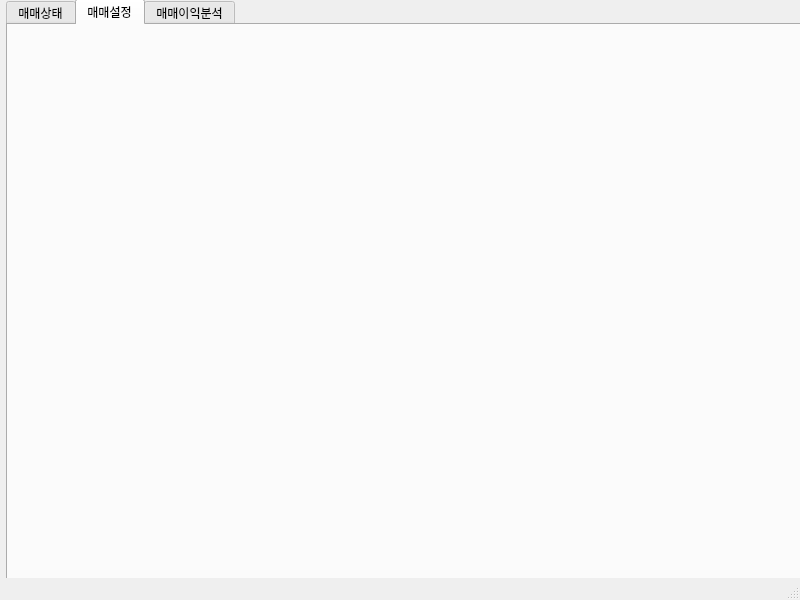
Qt form ui/mainWin.ui (ywydpapa/coinPondLocal) before a commit.
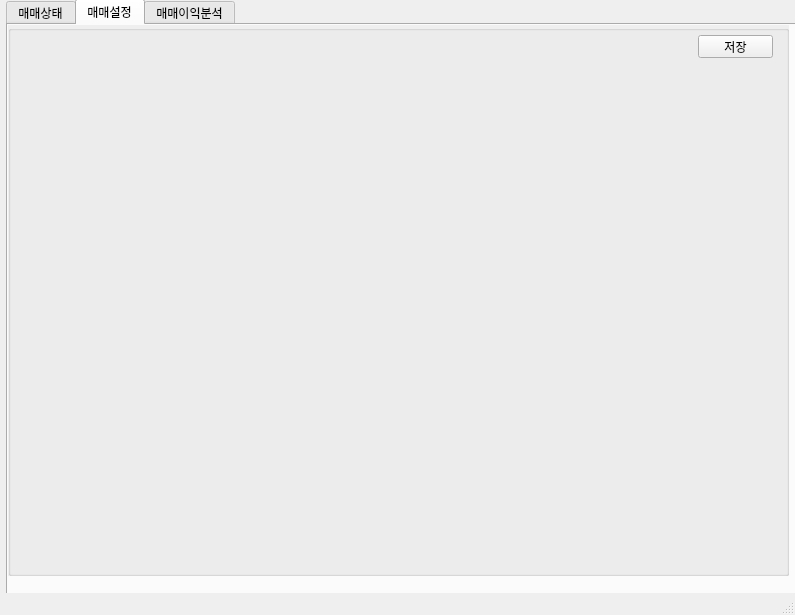
The same form after that commit. The open tabs and pages were chosen to show the change.

Commit message: 메인화면 작성

What changed in the file:
```diff
--- a/ui/mainWin.ui
+++ b/ui/mainWin.ui
@@ -6,8 +6,8 @@
    <rect>
     <x>0</x>
     <y>0</y>
-    <width>800</width>
-    <height>600</height>
+    <width>795</width>
+    <height>615</height>
    </rect>
   </property>
   <property name="windowTitle">
@@ -35,6 +35,44 @@
      <attribute name="title">
       <string>매매설정</string>
      </attribute>
+     <widget class="QGroupBox" name="groupBox_3">
+      <property name="geometry">
+       <rect>
+        <x>0</x>
+        <y>0</y>
+        <width>781</width>
+        <height>551</height>
+       </rect>
+      </property>
+      <property name="maximumSize">
+       <size>
+        <width>781</width>
+        <height>551</height>
+       </size>
+      </property>
+      <property name="autoFillBackground">
+       <bool>true</bool>
+      </property>
+      <property name="title">
+       <string/>
+      </property>
+      <property name="checkable">
+       <bool>false</bool>
+      </property>
+      <widget class="QPushButton" name="pushButton">
+       <property name="geometry">
+        <rect>
+         <x>690</x>
+         <y>10</y>
+         <width>75</width>
+         <height>23</height>
+        </rect>
+       </property>
+       <property name="text">
+        <string>저장</string>
+       </property>
+      </widget>
+     </widget>
     </widget>
     <widget class="QWidget" name="tab_3">
      <attribute name="title">
```
Left out of the diff: 42 changed lines with no effect on the pictures. The commit also changes 1 other file.
